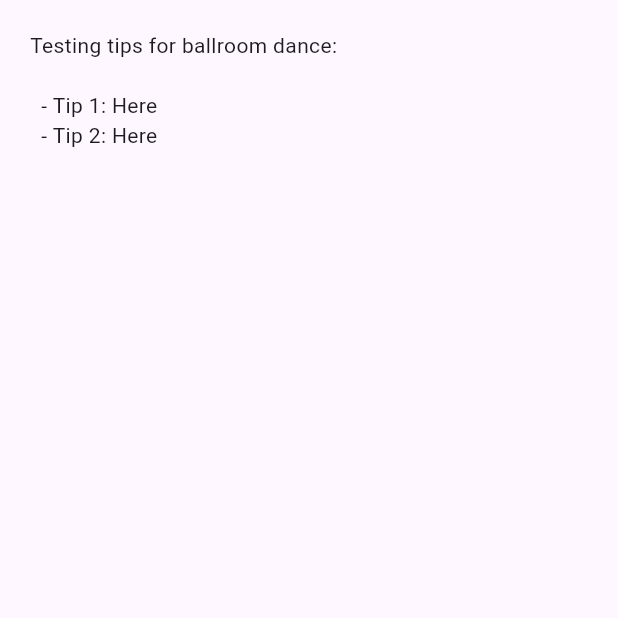
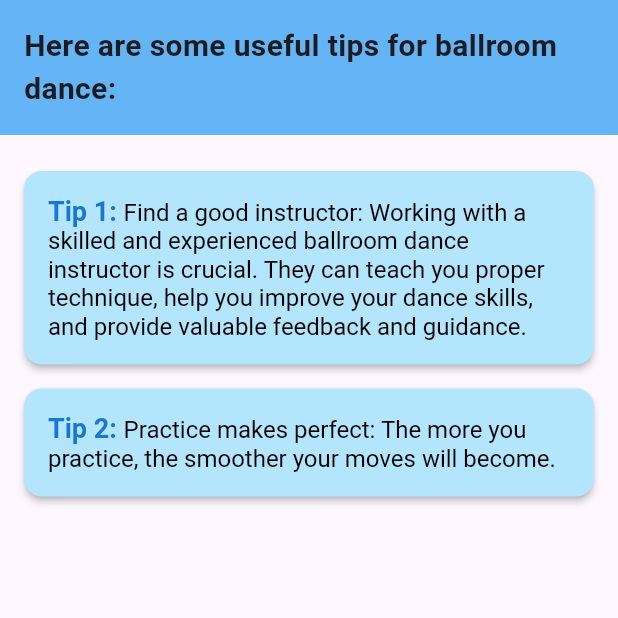
Before and after one commit to Theoshiri/danceApp, a Flutter app: the TipPage screen opened directly, on a phone screen of 412 x 824 dp, the top half of it. Run offline on Flutter 3.47's test engine with Material 2 defaults, Android fonts, the phone set to English and light mode, and no system bars; our stand-ins replace chewie, cloud_firestore, firebase_core, firebase_storage, image_picker, shared_preferences and 1 more; missing offline and left inert: multilevel_drawer; accounts and stored records are empty; statements that could not run were skipped.

Commit message:
Tip Page

```diff
--- a/Flutter/lib/learn_screen/tip_screen.dart
+++ b/Flutter/lib/learn_screen/tip_screen.dart
@@ -8,27 +8,73 @@ class TipPage extends StatefulWidget {
 }
 
 class _TipPageState extends State<TipPage> {
-  String tips = """Testing tips for ballroom dance:
-
-  - Tip 1: Here
-  - Tip 2: Here""";
+  List<String> tips = [
+    "Find a good instructor: Working with a skilled and experienced ballroom dance instructor is crucial. They can teach you proper technique, help you improve your dance skills, and provide valuable feedback and guidance.",
+    "Practice makes perfect: The more you practice, the smoother your moves will become.",
+  ];
 
   @override
   Widget build(BuildContext context) {
     double height = MediaQuery.of(context).size.height;
     return Scaffold(
-      body: Padding(
-        padding: const EdgeInsets.all(20.0),
-        child: Center(
-          child: ListView(
-            children: [
-              Text(
-                tips,
-                style: TextStyle(fontSize: 14),
+      body: Column(
+        crossAxisAlignment: CrossAxisAlignment.start,
+        children: [
+          Container(
+            padding: EdgeInsets.all(16.0),
+            decoration: BoxDecoration(
+              color: Colors.blue[300],
+            ),
+            child: Text(
+              "Here are some useful tips for ballroom dance:",
+              style: TextStyle(
+                fontSize: 20,
+                fontWeight: FontWeight.bold,
               ),
-            ],
+            ),
           ),
-        ),
+          Expanded(
+            child: Padding(
+              padding: EdgeInsets.all(16.0),
+              child: ListView.builder(
+                itemCount: tips.length,
+                itemBuilder: (context, index) {
+                  return Card(
+                    elevation: 2,
+                    margin: EdgeInsets.symmetric(vertical: 8.0),
+                    color: Colors.lightBlue[100],
+                    child: Padding(
+                      padding: const EdgeInsets.all(16.0),
+                      child: RichText(
+                        text: TextSpan(
+                          style: TextStyle(
+                            fontSize: 18,
+                            color: Colors.blue[700],
+                          ),
+                          children: [
+                            TextSpan(
+                              text: "Tip ${index + 1}: ",
+                              style: TextStyle(
+                                fontWeight: FontWeight.bold,
+                              ),
+                            ),
+                            TextSpan(
+                              text: tips[index],
+                              style: TextStyle(
+                                fontSize: 16,
+                                color: Colors.black,
+                              ),
+                            ),
+                          ],
+                        ),
+                      ),
+                    ),
+                  );
+                },
+              ),
+            ),
+          ),
+        ],
       ),
     );
   }
--- a/Flutter/lib/log/result.dart
+++ b/Flutter/lib/log/result.dart
@@ -86,7 +86,7 @@ class _ResultPageState extends State<ResultPage> {
   Future<void> _setVideoController(url) async {
     VideoPlayerController controller;
     print('Play video');
-    controller = VideoPlayerController.networkUrl(url);
+    controller = VideoPlayerController.network(url);
 
     setState(() {
       _controller = controller;
```
Also changed, not shown: 1 other file.
